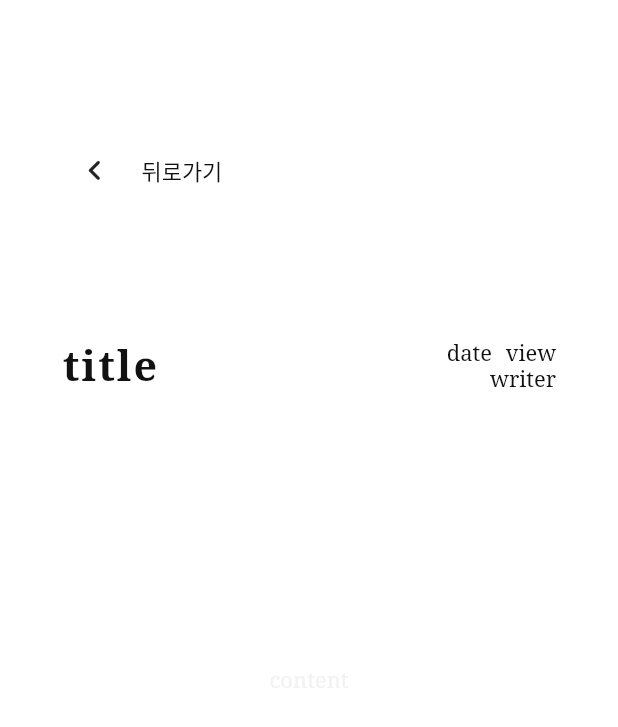
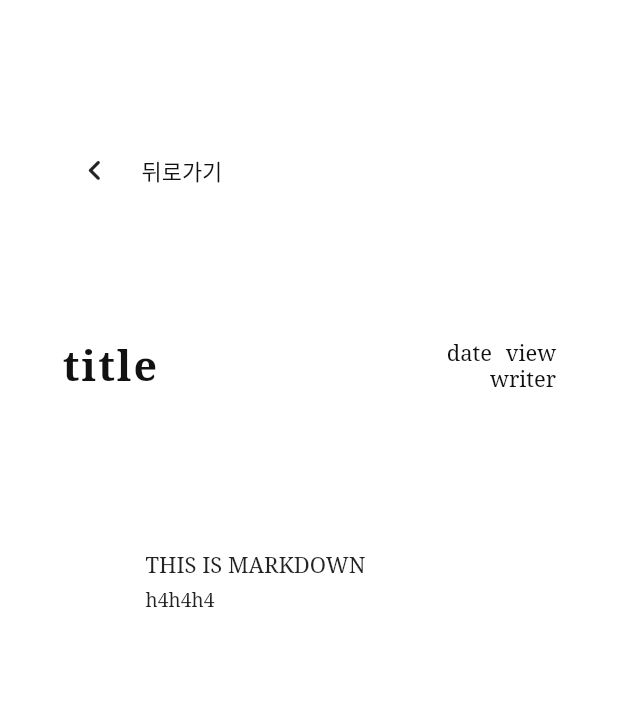
Before and after one commit to ysfintech/ysfintech, a Flutter app: the BoardDetailArticle widget shown alone on an empty page, opened directly, on a phone screen of 412 x 824 dp. Shown: the top 727 px of the screen. Run offline on Flutter 3.47's test engine with Material 2 defaults, Android fonts, the phone set to English and light mode, and no system bars; our stand-ins replace cloud_firestore, firebase_core, firebase_storage, flutter_markdown, google_fonts, responsive_framework; missing offline and left inert: dart:html; accounts and stored records are empty.

Commit message:
package: markdown added.

```diff
--- a/yonsei_financial_tech/lib/pages/board_detail.dart
+++ b/yonsei_financial_tech/lib/pages/board_detail.dart
@@ -1,4 +1,5 @@
 import 'package:flutter/material.dart';
+import 'package:flutter_markdown/flutter_markdown.dart';
 import 'package:yonsei_financial_tech/components/components.dart';
 
 // 2021/04/15 added
@@ -119,11 +120,12 @@ class BoardDetailArticle extends StatelessWidget {
             // ARTICLE
             Align(
               alignment: Alignment.center,
-              child: Article(
-                false, // no Image condition
-                content: "content",
-                backgroundColor: Colors.white,
-              ),
+              // child: Article(
+              //   false, // no Image condition
+              //   content: "content",
+              //   backgroundColor: Colors.white,
+              // ),
+              child: MarkdownContent(),
             ),
             Align(
               alignment: Alignment.center,
@@ -135,3 +137,20 @@ class BoardDetailArticle extends StatelessWidget {
         ));
   }
 }
+
+class MarkdownContent extends StatelessWidget {
+  @override
+  Widget build(BuildContext context) {
+    final size = MediaQuery.of(context).size;
+     return Container(
+        width: size.width,
+        color: Colors.white,
+        padding: marginHorizontal(size.width * 0.5),
+        child: Column(
+          children: <Widget>[
+            Markdown(data: '### THIS IS MARKDOWN \n #### h4h4h4', shrinkWrap: true)
+          ],
+        )
+     );
+  }
+}
--- a/yonsei_financial_tech/pubspec.yaml
+++ b/yonsei_financial_tech/pubspec.yaml
@@ -27,6 +27,7 @@ dependencies:
   firebase_core: "^1.0.3"
   cloud_firestore: ^1.0.4
   firebase_storage: ^8.0.3
+  flutter_markdown: ^0.6.1
 
   flutter:
     sdk: flutter
```
Also changed, not shown: yonsei_financial_tech/pubspec.lock.
